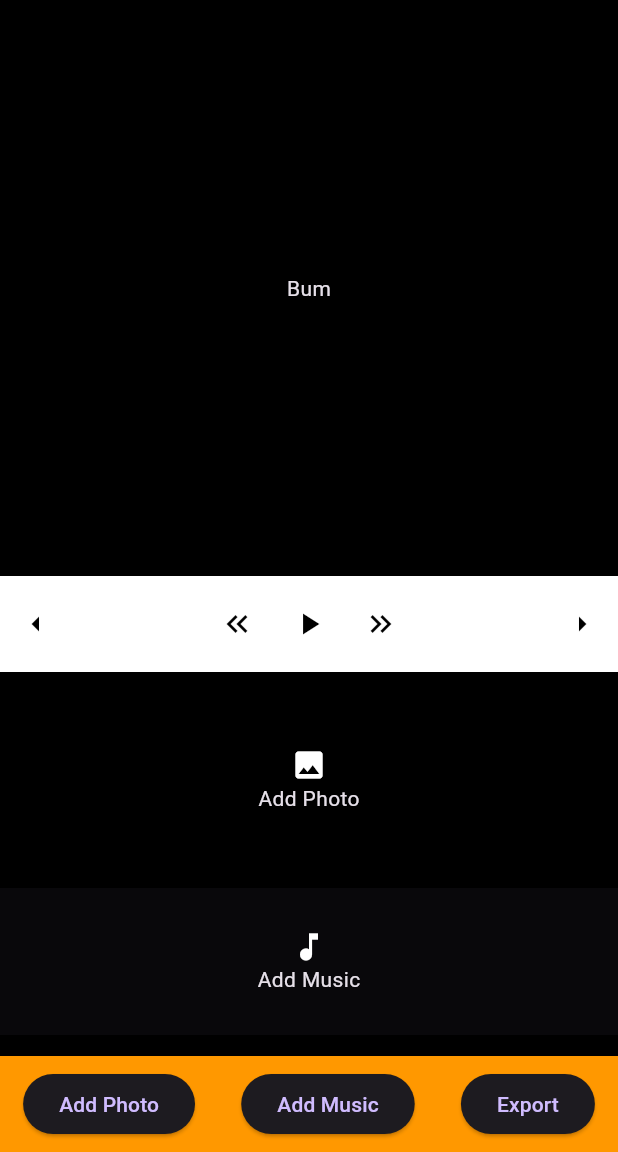
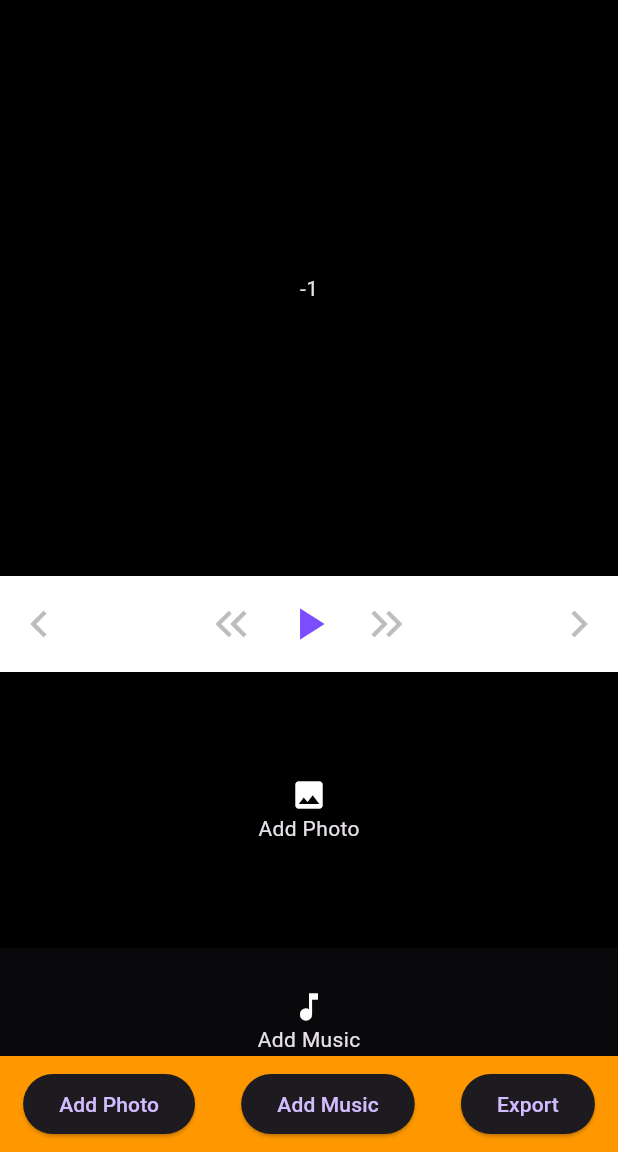
Before and after one commit to DogukanTopcu/quick_slideshow_app, a Flutter app: the Editor screen opened directly, on a phone screen of 412 x 824 dp, the part 84-1236 px from its top. Run offline on Flutter 3.47's test engine with Material 3 defaults, Android fonts, the phone set to English and light mode, and no system bars; our stand-ins replace image_picker.

Commit message:
slideshow controller buttons, image selection

```diff
--- a/lib/screen/editor.dart
+++ b/lib/screen/editor.dart
@@ -78,11 +78,11 @@ class _EditorState extends State<Editor> {
                 child: Container(
                   color: Colors.black,
                   width: MediaQuery.of(context).size.width,
-                  height: MediaQuery.of(context).size.width,
-                  child: const Column(
+                  height: MediaQuery.of(context).size.width / 2,
+                  child: Column(
                     mainAxisAlignment: MainAxisAlignment.center,
                     children: [
-                      Text("Bum"),
+                      Text(selectedImageIndex.toString()),
                     ],
                   ),
                 ),
@@ -97,39 +97,54 @@ class _EditorState extends State<Editor> {
                     mainAxisAlignment: MainAxisAlignment.spaceBetween,
                     children: [
                       IconButton(
-                          onPressed: () {},
-                          icon: const Icon(
-                            Icons.arrow_left,
-                            color: Colors.black,
+                          onPressed: imageFileList.isEmpty ? null : () {},
+                          icon: Icon(
+                            Icons.keyboard_arrow_left_outlined,
+                            color: imageFileList.isEmpty
+                                ? Colors.black26
+                                : Colors.black,
+                            size: 36,
                           )),
                       Row(
                         mainAxisAlignment: MainAxisAlignment.center,
                         children: [
                           IconButton(
-                              onPressed: () {},
-                              icon: const Icon(
+                              onPressed: !isPlaying ? null : () {},
+                              icon: Icon(
                                 Icons.keyboard_double_arrow_left,
-                                color: Colors.black,
+                                color:
+                                    isPlaying ? Colors.black : Colors.black26,
+                                size: 36,
                               )),
                           IconButton(
-                              onPressed: () {},
+                              onPressed: () {
+                                setState(() {
+                                  isPlaying = !isPlaying;
+                                });
+                              },
                               icon: Icon(
                                 !isPlaying ? Icons.play_arrow : Icons.pause,
-                                color: Colors.black,
+                                color: Colors.deepPurpleAccent,
+                                size: 36,
                               )),
                           IconButton(
-                              onPressed: () {},
-                              icon: const Icon(
+                              onPressed: !isPlaying ? null : () {},
+                              icon: Icon(
                                 Icons.keyboard_double_arrow_right,
-                                color: Colors.black,
+                                color:
+                                    isPlaying ? Colors.black : Colors.black26,
+                                size: 36,
                               )),
                         ],
                       ),
                       IconButton(
-                          onPressed: () {},
-                          icon: const Icon(
-                            Icons.arrow_right,
-                            color: Colors.black,
+                          onPressed: imageFileList.isEmpty ? null : () {},
+                          icon: Icon(
+                            Icons.keyboard_arrow_right_outlined,
+                            color: imageFileList.isEmpty
+                                ? Colors.black26
+                                : Colors.black,
+                            size: 36,
                           )),
                     ],
                   )),
@@ -144,7 +159,7 @@ class _EditorState extends State<Editor> {
                   children: [
                     Container(
                         color: Colors.black,
-                        height: 144,
+                        height: 184,
                         child: imageFileList.isEmpty
                             ? const Column(
                                 mainAxisAlignment: MainAxisAlignment.center,
@@ -163,14 +178,28 @@ class _EditorState extends State<Editor> {
                                           CrossAxisAlignment.center,
                                       children: [
                                         Container(
-                                          width: 98,
-                                          height: 98,
-                                          margin: const EdgeInsets.all(8),
+                                            width: 110,
+                                            height: 110,
+                                            decoration: BoxDecoration(
+                                              border: Border.all(
+                                                  color: Colors.white,
+                                                  width: 5),
+                                              borderRadius:
+                                                  BorderRadius.circular(15),
+                                            ),
+                                            margin: const EdgeInsets.symmetric(
+                                                horizontal: 16),
+                                            child: GestureDetector(
+                                              onTap: () {
+                                                setState(() {
+                                                  selectedImageIndex = index;
+                                                });
+                                              },
                                               child: Image.file(
                                                 File(imageFileList[index].path),
                                                 fit: BoxFit.cover,
                                               ),
-                                        ),
+                                            )),
                                       ],
                                     );
                                   }
@@ -179,14 +208,28 @@ class _EditorState extends State<Editor> {
                                           CrossAxisAlignment.center,
                                       children: [
                                         Container(
-                                          width: 98,
-                                          height: 98,
-                                          margin: const EdgeInsets.all(8),
+                                            width: 110,
+                                            height: 110,
+                                            decoration: BoxDecoration(
+                                              border: Border.all(
+                                                  color: Colors.white,
+                                                  width: 5),
+                                              borderRadius:
+                                                  BorderRadius.circular(15),
+                                            ),
+                                            margin: const EdgeInsets.symmetric(
+                                                horizontal: 16),
+                                            child: GestureDetector(
+                                              onTap: () {
+                                                setState(() {
+                                                  selectedImageIndex = index;
+                                                });
+                                              },
                                               child: Image.file(
                                                 File(imageFileList[index].path),
                                                 fit: BoxFit.cover,
                                               ),
-                                        ),
+                                            )),
                                         const Icon(
                                             Icons.keyboard_double_arrow_right),
                                       ]);
```
Lines whose indentation alone changed are shown as unchanged.
